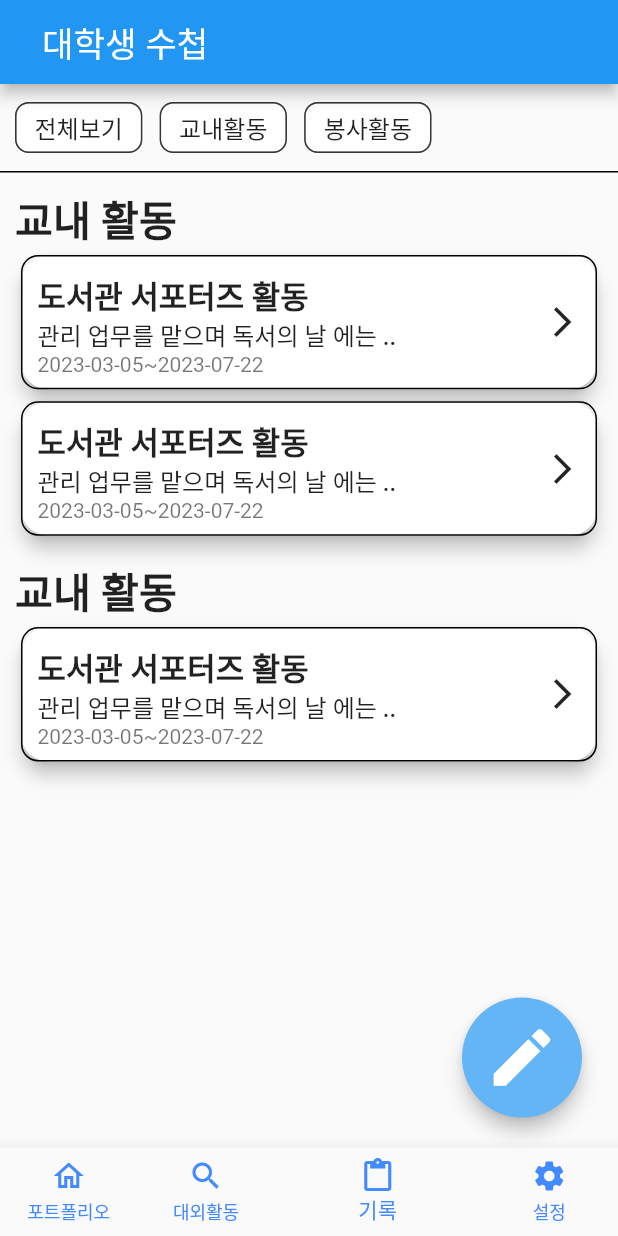
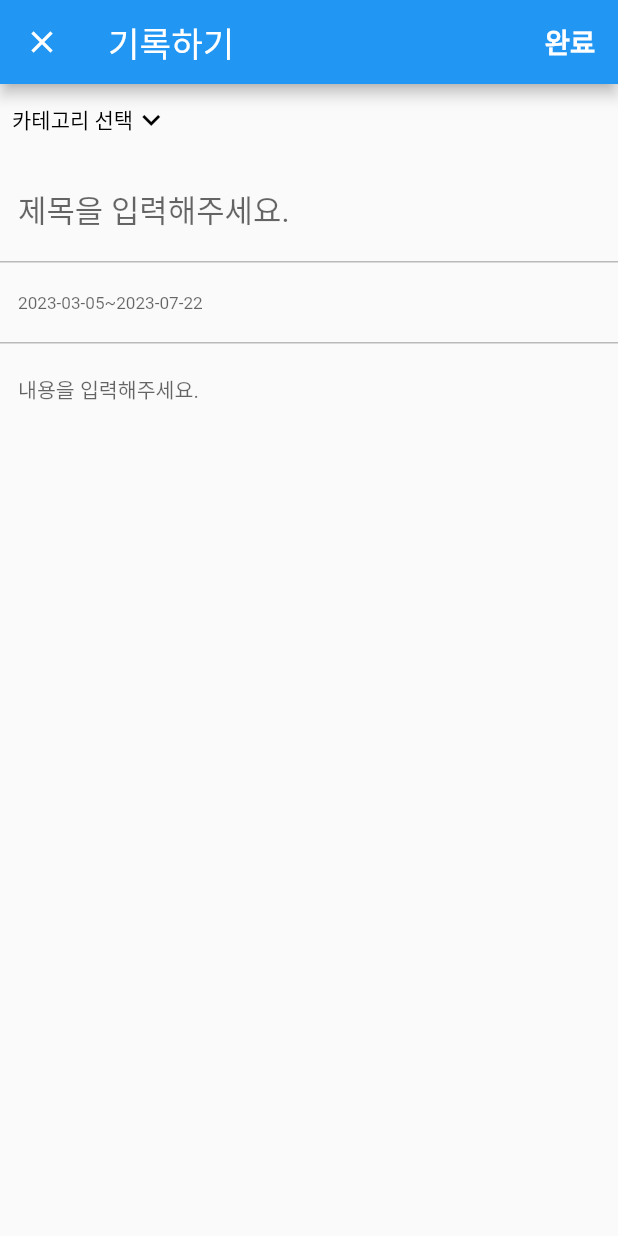
Before and after one commit to lsuinl/unvNote, a Flutter app: the screen it shows after launch, item 3 of the bottom bar chosen, after a tap on the "edit" icon, on a phone screen of 412 x 824 dp. Run offline on Flutter 3.47's test engine with Material 2 defaults, Android fonts, the phone set to English and light mode, and no system bars; our stand-ins replace dio, flutter_screenutil, loading_animation_widget, percent_indicator, shared_preferences.

Commit message:
feat: 글쓰기 화면 ui 만들기

```diff
--- a/lib/note/note_main/note_screen.dart
+++ b/lib/note/note_main/note_screen.dart
@@ -1,6 +1,7 @@
 import 'package:flutter/material.dart';
 import 'package:flutter_screenutil/flutter_screenutil.dart';
 import 'package:univ_note/common/basic.dart';
+import 'package:univ_note/note/write_note/note_screen.dart';
 
 class NoteScreen extends StatefulWidget {
   const NoteScreen({Key? key}) : super(key: key);
@@ -187,7 +188,7 @@ class _NoteScreenState extends State<NoteScreen> {
 Padding(
   padding:EdgeInsets.all(20),
     child: RawMaterialButton(
-      onPressed: (){},
+      onPressed: ()=> Navigator.push(context, MaterialPageRoute(builder: (context) => WriteNoteScreen())),
       elevation: 5.0,
       fillColor: Colors.blue[300],
       child: Icon(
--- /dev/null
+++ b/lib/note/write_note/note_screen.dart
@@ -0,0 +1,66 @@
+import 'package:flutter/material.dart';
+import 'package:flutter_screenutil/flutter_screenutil.dart';
+import 'package:univ_note/common/basic.dart';
+
+class WriteNoteScreen extends StatefulWidget {
+  const WriteNoteScreen({Key? key}) : super(key: key);
+
+  @override
+  State<WriteNoteScreen> createState() => _WriteNoteScreenState();
+}
+
+class _WriteNoteScreenState extends State<WriteNoteScreen> {
+  @override
+  Widget build(BuildContext context) {
+    return Scaffold(
+        appBar: AppBar(
+            automaticallyImplyLeading:false,
+        leading: IconButton(onPressed: ()=>Navigator.pop(context), icon: Icon(Icons.close)),
+        actions: [  TextButton(onPressed: (){print("완료");}, child: Text("완료",style: TextStyle(fontSize: 16.sp,fontWeight: FontWeight.w600, color: Colors.white),))],
+        title: Text("기록하기", style: TextStyle(fontSize: 20.sp, fontWeight: FontWeight.w500))
+    ),
+    body: Column(
+      crossAxisAlignment: CrossAxisAlignment.start,
+      children: [
+        TextButton(
+            onPressed: (){},
+            style: ButtonStyle(
+              overlayColor: MaterialStateColor.resolveWith((states) => Colors.transparent),
+                foregroundColor: MaterialStateProperty.all(Colors.black)),
+            child:FittedBox(
+                child: Row(
+                children:[Text("카테고리 선택"), Icon(Icons.keyboard_arrow_down)]
+        )),),
+        TextFormField(
+          decoration: InputDecoration(
+            hintText: "제목을 입력해주세요.",
+            border: OutlineInputBorder(borderSide: BorderSide.none)
+          ),
+          style: TextStyle(fontSize: 18.sp),
+        ),
+        Container(height: 1, color: Colors.black26,),
+        TextFormField(
+          decoration: InputDecoration(
+              hintText: "2023-03-05~2023-07-22",
+              border: OutlineInputBorder(borderSide: BorderSide.none)
+          ),
+          style: TextStyle(fontSize: 10.sp),
+        ),
+        Container(height: 1, color: Colors.black26),
+         Flexible(
+              child:  SingleChildScrollView(
+                  child: TextFormField(
+                    decoration: InputDecoration(
+                        hintText: "내용을 입력해주세요.",
+                        border: OutlineInputBorder(borderSide: BorderSide.none)
+                    ),
+                    style: TextStyle(fontSize: 12.sp),
+                    maxLines: 200,
+                  )
+          ),
+        )
+      ],
+    )
+    );
+  }
+}
```
